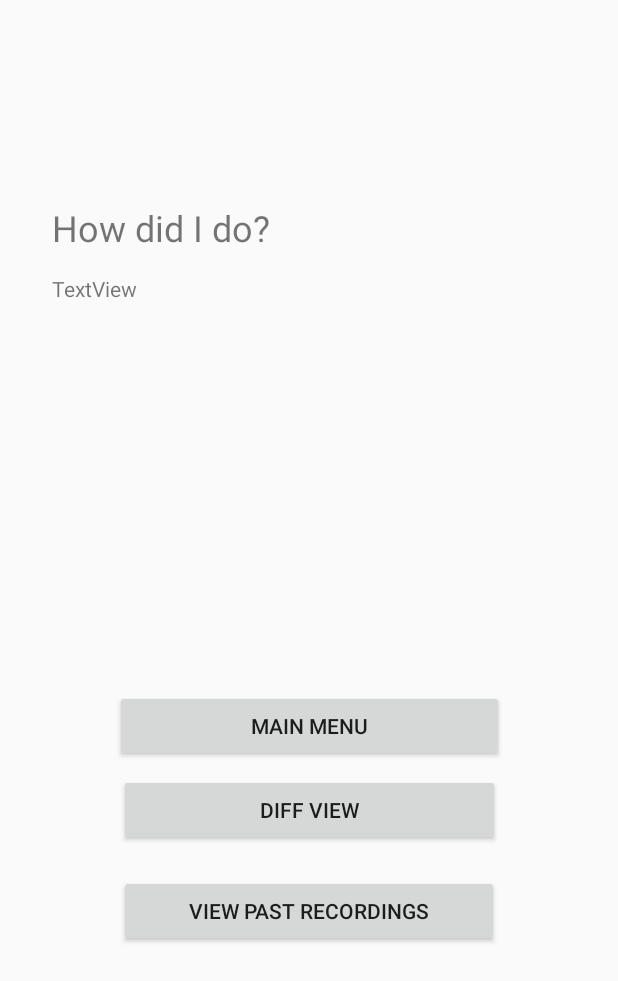
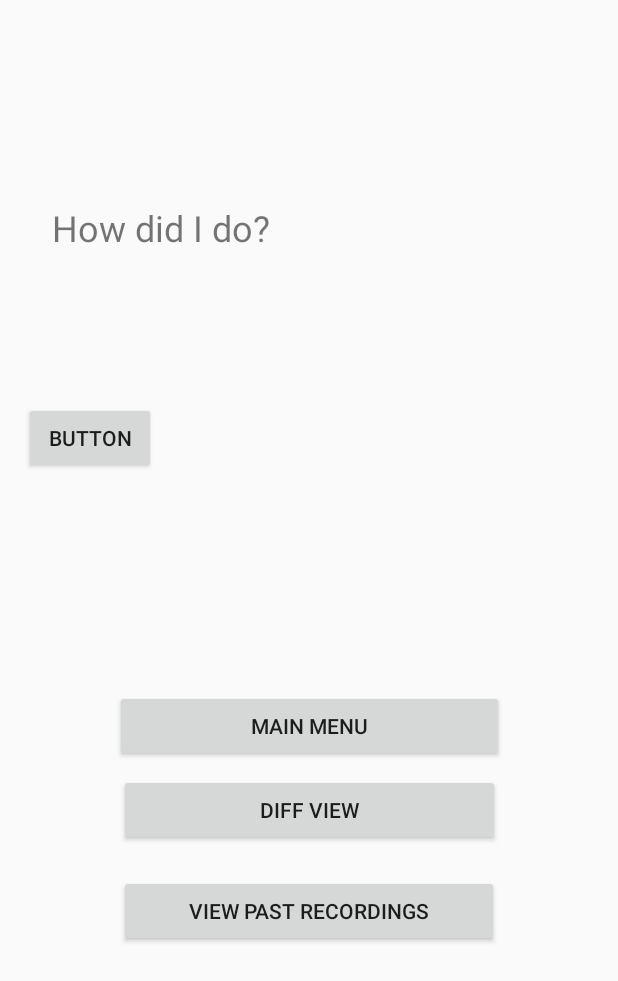
Before and after one commit to Armand42/ECS-193A-B, an Android app: the SpeechPerformance screen opened directly, with no data from a screen before it, on a phone screen of 412 x 824 dp. Shown: the top 981 px of the screen. Run offline under Robolectric (Android 15) with nearby library versions, the phone set to English and light mode, and no system bars; libraries missing offline, so code that uses them is left out: com.github.hiteshsondhi88.libffmpeg, com.google.auth.oauth2, com.google.cloud.speech, io.grpc, io.grpc.internal and 2 more; 4 statements that could not run were skipped.

Commit message:
getting the speech to text request with audio file to work

```diff
--- a/app/build.gradle
+++ b/app/build.gradle
@@ -120,6 +120,8 @@ dependencies {
     compile 'com.android.support:mediarouter-v7:25.4.0'
     compile 'com.android.support:support-v13:28.0.0'
     compile 'com.android.support:appcompat-v7:28.0.0'
+
+    compile 'com.writingminds:FFmpegAndroid:0.3.2'
 }
 
 task copySecretKey(type: Copy) {
--- a/app/src/main/java/com/google/cloud/android/speech/DiffView.java
+++ b/app/src/main/java/com/google/cloud/android/speech/DiffView.java
@@ -38,7 +38,9 @@ public class DiffView extends AppCompatActivity {
         try {
             scriptText = FileService.readFromFile(sharedPreferences.getString("filepath",null));
             // Duplicate for now -- eventually replace with reading most recent speech to text result
-            speechToText = FileService.readFromFile(sharedPreferences.getString("filepath",null));
+//            speechToText = FileService.readFromFile(sharedPreferences.getString("apiResult",null));
+            speechToText = sharedPreferences.getString("apiResult",null);
+
             setScriptText();
         } catch (IOException e) {
             e.printStackTrace();
--- a/app/src/main/java/com/google/cloud/android/speech/MainMenu.java
+++ b/app/src/main/java/com/google/cloud/android/speech/MainMenu.java
@@ -12,6 +12,10 @@ import android.widget.ArrayAdapter;
 import android.widget.ListView;
 import android.widget.TextView;
 import android.widget.Toast;
+
+import com.github.hiteshsondhi88.libffmpeg.FFmpeg;
+import com.github.hiteshsondhi88.libffmpeg.LoadBinaryResponseHandler;
+import com.github.hiteshsondhi88.libffmpeg.exceptions.FFmpegNotSupportedException;
 
 import java.io.File;
 
@@ -46,6 +50,7 @@ public class MainMenu extends AppCompatActivity implements AdapterView.OnItemCli
 
             listView.setOnItemClickListener(this);
         }
+
     }
 
     @Override
--- a/app/src/main/java/com/google/cloud/android/speech/SpeechPerformance.java
+++ b/app/src/main/java/com/google/cloud/android/speech/SpeechPerformance.java
@@ -1,22 +1,45 @@
 package com.google.cloud.android.speech;
 
 import android.content.Intent;
+import android.content.SharedPreferences;
 import android.os.Bundle;
-import android.support.v7.app.AppCompatActivity;
 import android.util.Log;
 import android.view.Menu;
 import android.view.View;
-import android.widget.EditText;
-import android.widget.TextView;
+import android.Manifest;
+import android.content.ComponentName;
+import android.content.Intent;
+import android.content.ServiceConnection;
+import android.os.IBinder;
 
+import com.github.hiteshsondhi88.libffmpeg.ExecuteBinaryResponseHandler;
+import com.github.hiteshsondhi88.libffmpeg.FFmpeg;
+import com.github.hiteshsondhi88.libffmpeg.FFmpegLoadBinaryResponseHandler;
+import com.github.hiteshsondhi88.libffmpeg.exceptions.FFmpegCommandAlreadyRunningException;
+import com.github.hiteshsondhi88.libffmpeg.exceptions.FFmpegNotSupportedException;
+
+
+import java.io.File;
+import java.io.FileInputStream;
+import java.io.FileNotFoundException;
+import java.io.FileOutputStream;
 import java.io.IOException;
-import android.content.SharedPreferences;
+import java.io.InputStream;
+import java.nio.file.Path;
 
-import static com.google.cloud.android.speech.FileService.readFromFile;
+import static java.nio.file.Files.newInputStream;
+import static java.nio.file.Paths.get;
+
 
 public class SpeechPerformance extends BaseActivity {
     String speechName;
-
+    String apiResult;
+    String[] command;
+    FFmpeg ffmpeg;
+    private static String SPEECH_SCRIPT_PATH;
+    private static String VIDEO_FILE_PATH;
+    private static String AUDIO_FILE_PATH;
+    private static final String TAG = "MyActivity";
     @Override
     protected void onCreate(Bundle savedInstanceState) {
         super.onCreate(savedInstanceState);
@@ -24,21 +47,101 @@ public class SpeechPerformance extends BaseActivity {
         Intent intent = getIntent();
         speechName = intent.getStringExtra("speechName");
         SharedPreferences sharedPreferences = getSharedPreferences(speechName, MODE_PRIVATE);
-        if (speechName != null) {
-            String scriptText = null;
+
+        final File dir = getApplicationContext().getDir(speechName, MODE_PRIVATE);
+        SPEECH_SCRIPT_PATH = sharedPreferences.getString("filepath", null) + "apiResult";
+        VIDEO_FILE_PATH = sharedPreferences.getString("videoFilePath", null);
+
+        Log.d("SPEECH_SCRIPT_PATH", SPEECH_SCRIPT_PATH);
+
+        if(VIDEO_FILE_PATH == null){
+            Log.d("VIDEO FILE PATH", "VIDEO PATH NULL");
+        }
+        AUDIO_FILE_PATH = dir.getAbsolutePath() + "/"  + speechName +sharedPreferences.getInt("currVid",-1)+ ".wav";
+
+        try {
+            loadFfmpegLibrary();
+        } catch (FFmpegNotSupportedException e) {
+            e.printStackTrace();
+        }
+
+        Log.i("VIDEO_FILE_PATH", VIDEO_FILE_PATH);
+        Log.i("AUDIO_FILE_PATH", AUDIO_FILE_PATH);
+
+//        command = new String[]{"-i", VIDEO_FILE_PATH, "-vn", "-f", "s16le", "-acodec", "pcm_s16le" , AUDIO_FILE_PATH};
+        command = new String[]{"-i", VIDEO_FILE_PATH, AUDIO_FILE_PATH};
+        try {
+            executeFfmpegCommand(command);
+        } catch (FFmpegCommandAlreadyRunningException e) {
+            e.printStackTrace();
+        }
+
+    }
+
+    public void loadFfmpegLibrary() throws FFmpegNotSupportedException{
+        if(ffmpeg == null) {
+            ffmpeg = FFmpeg.getInstance(this);
             try {
-                Log.d("FILEPATH:", sharedPreferences.getString("filepath",null));
-                scriptText = readFromFile(sharedPreferences.getString("filepath",null));
-            } catch (IOException e) {
-                e.printStackTrace();
-            }
-            if (scriptText != null) {
+                ffmpeg.loadBinary(new FFmpegLoadBinaryResponseHandler() {
 
-                TextView speechText = (TextView) findViewById(R.id.APIResultView);
-                speechText.setText(scriptText);
+                    @Override
+                    public void onStart() {
+                    }
+
+                    @Override
+                    public void onFailure() {
+                        Log.e("FFMPEG", "library failed to load");
+                    }
+
+                    @Override
+                    public void onSuccess() {
+                        Log.e("FFMPEG", "library loaded successfully");
+                    }
+
+                    @Override
+                    public void onFinish() {
+                    }
+                });
+            } catch (FFmpegNotSupportedException e) {
+                // Handle if FFmpeg is not supported by device
             }
         }
     }
+
+    public void executeFfmpegCommand(final String[] cmd) throws FFmpegCommandAlreadyRunningException{
+        ffmpeg.execute(cmd, new ExecuteBinaryResponseHandler() {
+            @Override
+            public void onSuccess(String s) {
+                Log.e("FFMPEG", "executed successfully" + s);
+                super.onSuccess(s);
+            }
+
+            @Override
+            public void onProgress(String s) {
+                Log.e("FFMPEG", "execute in progress" + s);
+                super.onProgress(s);
+            }
+
+            @Override
+            public void onFailure(String s) {
+                Log.e("FFMPEG", "execute failed" + s);
+                super.onFailure(s);
+            }
+
+            @Override
+            public void onStart() {
+                Log.e("FFMPEG", "execute started");
+                super.onStart();
+            }
+
+            @Override
+            public void onFinish() {
+                Log.e("FFMPEG", "execute finished");
+                super.onFinish();
+            }
+        });
+    }
+
     public void goToPlayBack(View view){
         Intent intent = new Intent(this, PlayBack_List.class);
         intent.putExtra("speechName", speechName);
@@ -54,6 +157,7 @@ public class SpeechPerformance extends BaseActivity {
     public void goToDiffView(View view){
         Intent intent = new Intent(this, DiffView.class);
         intent.putExtra("speechName", speechName);
+        addToSharedPreferences( apiResult);
         startActivity(intent);
     }
 
@@ -68,4 +172,113 @@ public class SpeechPerformance extends BaseActivity {
         getMenuInflater().inflate(R.menu.base_menu, menu);
         return true;
     }
+
+
+    private void appendToFile(String speechScriptPath, String apiResultText)throws IOException {
+        addToSharedPreferences(apiResultText);
+        File file = new File(speechScriptPath);
+        Log.d(TAG, "APPENDING TO FILE");
+        //This point and below is responsible for the write operation
+        FileOutputStream outputStream = null;
+        try {
+            //second argument of FileOutputStream constructor indicates whether
+            //to append or create new file if one exists -- for now we're creating a new file
+            outputStream = new FileOutputStream(file, true);
+
+            outputStream.write(apiResultText.getBytes());
+            outputStream.flush();
+            outputStream.close();
+        } catch (Exception e) {
+            e.printStackTrace();
+        }
+
+    }
+
+
+    public void addToSharedPreferences(String apiResultText) {
+        //CREATE the shared preference file and add necessary values
+        SharedPreferences sharedPref = getSharedPreferences(speechName, MODE_PRIVATE);
+        SharedPreferences.Editor editor = sharedPref.edit();
+//        editor.putString("apiResult", SPEECH_SCRIPT_PATH);
+        editor.putString("apiResult", apiResultText);
+
+        editor.commit();
+    }
+
+
+
+
+    private SpeechService mSpeechService;
+
+
+    private final ServiceConnection mServiceConnection = new ServiceConnection() {
+
+        @Override
+        public void onServiceConnected(ComponentName componentName, IBinder binder) {
+            mSpeechService = SpeechService.from(binder);
+            mSpeechService.addListener(mSpeechServiceListener);
+        }
+
+        @Override
+        public void onServiceDisconnected(ComponentName componentName) {
+            mSpeechService = null;
+        }
+
+    };
+
+
+    @Override
+    protected void onStart() {
+        super.onStart();
+
+        // Prepare Cloud Speech API
+        bindService(new Intent(this, SpeechService.class), mServiceConnection, BIND_AUTO_CREATE);
+    }
+
+    @Override
+    protected void onStop() {
+        // Stop Cloud Speech API
+        mSpeechService.removeListener(mSpeechServiceListener);
+        unbindService(mServiceConnection);
+        mSpeechService = null;
+
+        super.onStop();
+    }
+
+
+    public void pressedButton(View view) throws FileNotFoundException {
+        File file = new File(AUDIO_FILE_PATH);
+        Path path = get(AUDIO_FILE_PATH);
+//        InputStream input = new Input
+        InputStream fin = null;
+        try {
+            fin = newInputStream(path);
+        } catch (IOException e) {
+            e.printStackTrace();
+        }
+        mSpeechService.recognizeInputStream(fin);
+    }
+
+
+    private final SpeechService.Listener mSpeechServiceListener =
+            new SpeechService.Listener() {
+                @Override
+                public void onSpeechRecognized(final String text, final boolean isFinal) {
+                        runOnUiThread(new Runnable() {
+                            @Override
+                            public void run() {
+                                try {
+                                    appendToFile(SPEECH_SCRIPT_PATH, text);
+                                } catch (IOException e) {
+                                    e.printStackTrace();
+                                }
+                                if (isFinal) {
+                                    apiResult = text;
+                                }
+                            }
+                        });
+                }
+            };
+
+
 }
--- a/app/src/main/java/com/google/cloud/android/speech/SpeechService.java
+++ b/app/src/main/java/com/google/cloud/android/speech/SpeechService.java
@@ -49,9 +49,6 @@ import java.io.IOException;
 import java.io.InputStream;
 import java.net.URI;
 import java.net.URISyntaxException;
-import java.nio.file.Files;
-import java.nio.file.Path;
-import java.nio.file.Paths;
 import java.util.ArrayList;
 import java.util.Collections;
 import java.util.Date;
@@ -305,7 +302,7 @@ public class SpeechService extends Service {
                             .setConfig(RecognitionConfig.newBuilder()
                                     .setEncoding(RecognitionConfig.AudioEncoding.LINEAR16)
                                     .setLanguageCode("en-US")
-                                    .setSampleRateHertz(16000)
+//                                    .setSampleRateHertz(16000)
                                     .build())
                             .setAudio(RecognitionAudio.newBuilder()
                                     .setContent(ByteString.readFrom(stream))
--- a/app/src/main/res/layout/activity_speech_performance.xml
+++ b/app/src/main/res/layout/activity_speech_performance.xml
@@ -48,11 +48,11 @@
         app:layout_constraintBottom_toBottomOf="parent"
         app:layout_constraintEnd_toEndOf="parent"
         app:layout_constraintStart_toStartOf="parent"
-        app:layout_constraintTop_toBottomOf="@+id/button12"
+        app:layout_constraintTop_toBottomOf="@+id/diffView"
         app:layout_constraintVertical_bias="0.058" />
 
     <Button
-        android:id="@+id/button12"
+        android:id="@+id/diffView"
         android:layout_width="254dp"
         android:layout_height="wrap_content"
         android:layout_marginStart="8dp"
@@ -64,17 +64,15 @@
         app:layout_constraintStart_toStartOf="parent"
         app:layout_constraintTop_toBottomOf="@+id/button10" />
 
-    <TextView
-        android:id="@+id/APIResultView"
-        android:layout_width="290dp"
-        android:layout_height="285dp"
-        android:layout_marginStart="34dp"
-        android:layout_marginTop="31dp"
-        android:layout_marginEnd="87dp"
-        android:layout_marginBottom="9dp"
-        android:text="TextView"
-        app:layout_constraintBottom_toTopOf="@+id/button10"
-        app:layout_constraintEnd_toEndOf="parent"
+    <Button
+        android:id="@+id/button"
+        android:layout_width="wrap_content"
+        android:layout_height="wrap_content"
+        android:layout_marginStart="16dp"
+        android:layout_marginTop="268dp"
+        android:onClick="pressedButton"
+        android:text="Button"
         app:layout_constraintStart_toStartOf="parent"
-        app:layout_constraintTop_toBottomOf="@+id/textView3" />
+        app:layout_constraintTop_toTopOf="parent" />
+
 </android.support.constraint.ConstraintLayout>
```
Also changed, not shown: app/src/main/java/com/google/cloud/android/speech/Camera2VideoFragment.java (+3 -14 lines), 1 other file.
